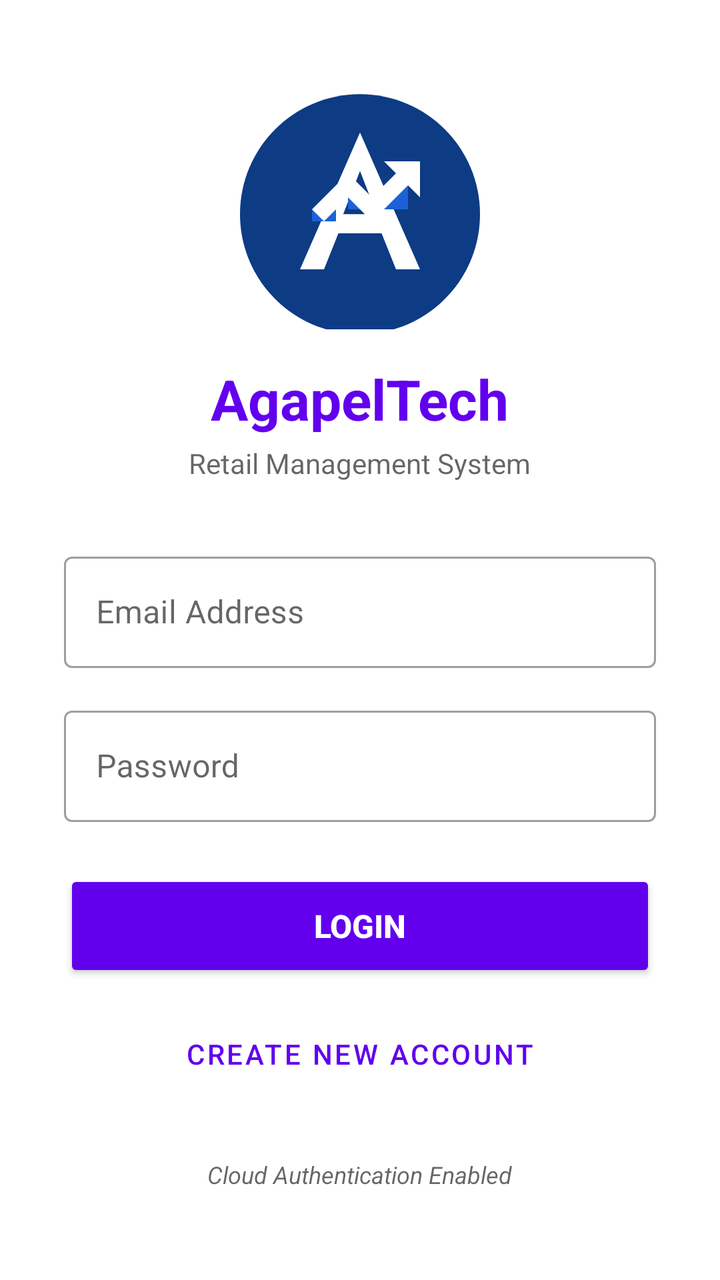
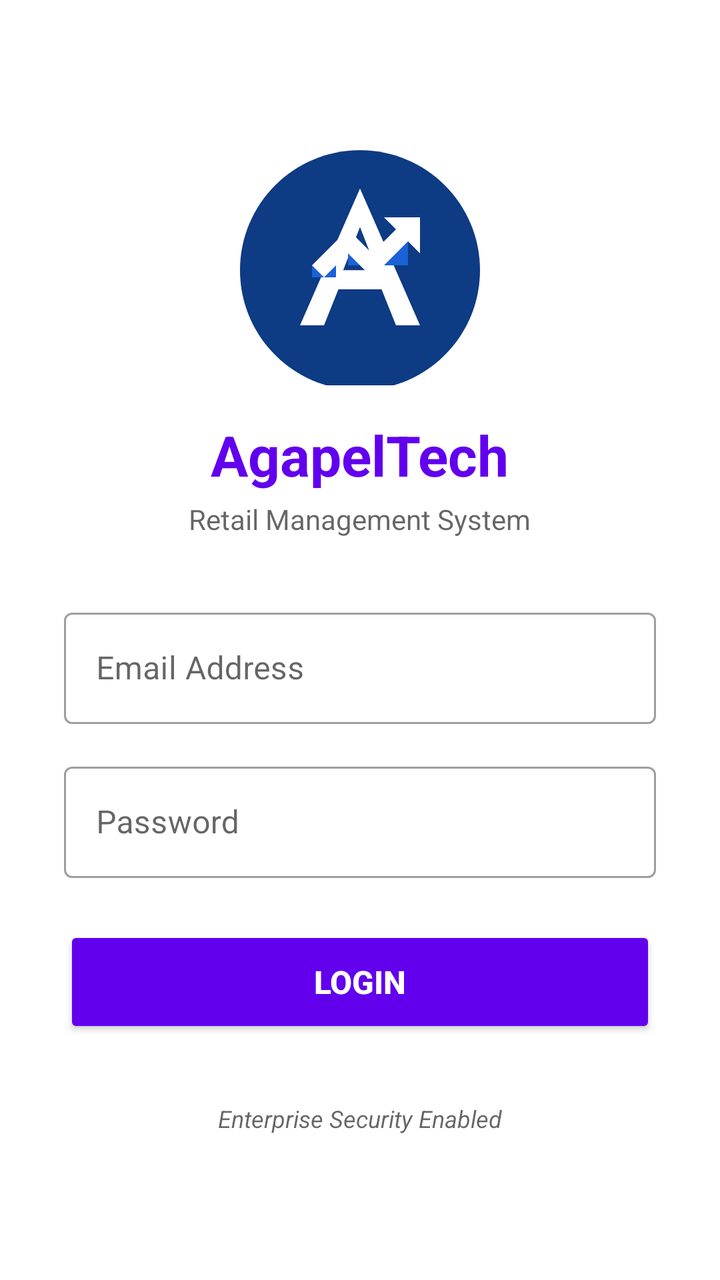

An Android layout rendered at two revisions. The XML below is the earlier revision; the diff shows what the commit changed to produce the second picture.
<!-- AndroidManifest.xml: application theme AppTheme -->
<!-- res/layout/activity_login.xml -->
<?xml version="1.0" encoding="utf-8"?>
<LinearLayout xmlns:android="http://schemas.android.com/apk/res/android"
    android:layout_width="match_parent"
    android:layout_height="match_parent"
    android:orientation="vertical"
    android:gravity="center"
    android:padding="32dp"
    android:background="?android:attr/windowBackground">

    <ImageView
        android:layout_width="120dp"
        android:layout_height="120dp"
        android:src="@drawable/logo_agapel"
        android:layout_marginBottom="16dp"
        android:contentDescription="@string/logo_description"/>

    <TextView
        android:layout_width="wrap_content"
        android:layout_height="wrap_content"
        android:text="@string/app_name"
        android:textColor="?attr/colorPrimary"
        android:textSize="28sp"
        android:textStyle="bold"
        android:layout_marginBottom="4dp"/>

    <TextView
        android:layout_width="wrap_content"
        android:layout_height="wrap_content"
        android:text="Retail Management System"
        android:textColor="?android:attr/textColorSecondary"
        android:textSize="14sp"
        android:layout_marginBottom="32dp"/>

    <com.google.android.material.textfield.TextInputLayout
        android:layout_width="match_parent"
        android:layout_height="wrap_content"
        android:layout_marginBottom="16dp"
        style="@style/Widget.MaterialComponents.TextInputLayout.OutlinedBox">

        <com.google.android.material.textfield.TextInputEditText
            android:id="@+id/editEmail"
            android:layout_width="match_parent"
            android:layout_height="wrap_content"
            android:hint="Email Address"
            android:inputType="textEmailAddress" />
    </com.google.android.material.textfield.TextInputLayout>

    <com.google.android.material.textfield.TextInputLayout
        android:layout_width="match_parent"
        android:layout_height="wrap_content"
        android:layout_marginBottom="24dp"
        style="@style/Widget.MaterialComponents.TextInputLayout.OutlinedBox">

        <com.google.android.material.textfield.TextInputEditText
            android:id="@+id/editPassword"
            android:layout_width="match_parent"
            android:layout_height="wrap_content"
            android:hint="Password"
            android:inputType="textPassword" />
    </com.google.android.material.textfield.TextInputLayout>

    <Button
        android:id="@+id/btnLogin"
        android:layout_width="match_parent"
        android:layout_height="56dp"
        android:text="LOGIN"
        android:textSize="16sp"
        android:textStyle="bold"
        android:backgroundTint="?attr/colorPrimary"
        android:textColor="#FFFFFF"
        android:layout_marginBottom="8dp"/>

    <Button
        android:id="@+id/btnRegister"
        android:layout_width="match_parent"
        android:layout_height="56dp"
        android:text="CREATE NEW ACCOUNT"
        style="@style/Widget.MaterialComponents.Button.OutlinedButton"
        android:textColor="?attr/colorPrimary"/>

    <TextView
        android:layout_width="wrap_content"
        android:layout_height="wrap_content"
        android:layout_marginTop="24dp"
        android:text="Cloud Authentication Enabled"
        android:textColor="?android:attr/textColorSecondary"
        android:textSize="12sp"
        android:textStyle="italic"/>

</LinearLayout>
<!-- resources referenced by this layout -->
<resources>
  <!-- drawable logo_agapel (drawable) -->
  <vector xmlns:android="http://schemas.android.com/apk/res/android"
      android:width="200dp"
      android:height="200dp"
      android:viewportWidth="100"
      android:viewportHeight="100">
  
      
      <path
          android:fillColor="#0D3B84"
          android:pathData="M50,2C22.39,2 0,24.39 0,52c0,27.61 22.39,50 50,50s50,-22.39 50,-50C100,24.39 77.61,2 50,2z" />
  
      
      <path
          android:fillColor="#FFFFFF"
          android:pathData="M50,18L25,75h10l6,-15h18l6,15h10L50,18zM43,52l7,-18l7,18H43z" />
  
      
      <path
          android:fillColor="#1A62D6"
          android:pathData="M45,45h10v5h-10z M60,40h10v10h-10z M30,50h10v5h-10z" />
  
      <path
          android:fillColor="#FFFFFF"
          android:pathData="M75,30l-15,0l5,5l-10,10l-10,-10l-15,15l5,5l10,-10l10,10l15,-15l5,5z" />
  </vector>
  <string name="app_name">AgapelTech</string>
  <string name="logo_description">App Logo</string>
  <style name="AppTheme" parent="Theme.MaterialComponents.DayNight.NoActionBar">
          
          <item name="colorPrimary">@color/md_primary</item>
          <item name="colorPrimaryVariant">@color/md_primary_dark</item>
          <item name="colorOnPrimary">@color/white</item>
  
          
          <item name="colorSecondary">@color/md_secondary</item>
          <item name="colorSecondaryVariant">@color/md_secondary</item>
          <item name="colorOnSecondary">@color/white</item>
  
          
          <item name="android:windowBackground">@color/md_background</item>
          <item name="colorSurface">@color/md_surface</item>
          <item name="colorOnSurface">#212121</item>
          <item name="colorSurfaceVariant">#E9EFF8</item>
          <item name="colorError">@color/error_red</item>
  
          
          <item name="android:statusBarColor">?attr/colorPrimaryVariant</item>
      </style>
  <color name="md_primary">#1565C0</color>
  <color name="md_primary_dark">#0D47A1</color>
  <color name="white">#FFFFFF</color>
  <color name="md_secondary">#2E7D32</color>
  <color name="md_background">#F8F9FA</color>
  <color name="md_surface">#FFFFFF</color>
  <color name="error_red">#D32F2F</color>
</resources>

<!-- the commit's change to res/layout/activity_login.xml (unified diff, before → after) -->
@@ -70,19 +70,11 @@
         android:textColor="#FFFFFF"
         android:layout_marginBottom="8dp"/>
 
-    <Button
-        android:id="@+id/btnRegister"
-        android:layout_width="match_parent"
-        android:layout_height="56dp"
-        android:text="CREATE NEW ACCOUNT"
-        style="@style/Widget.MaterialComponents.Button.OutlinedButton"
-        android:textColor="?attr/colorPrimary"/>
-
     <TextView
         android:layout_width="wrap_content"
         android:layout_height="wrap_content"
         android:layout_marginTop="24dp"
-        android:text="Cloud Authentication Enabled"
+        android:text="Enterprise Security Enabled"
         android:textColor="?android:attr/textColorSecondary"
         android:textSize="12sp"
         android:textStyle="italic"/>
